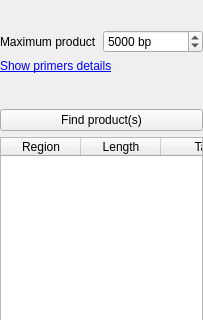
Qt form src/plugins/pcr/src/ui/InSilicoPcrOptionPanelWidget.ui (violethaze74/ugene) before a commit; both pictures show x 0 to 203 and y 0 to 320 of the 203 by 656 pixel window.
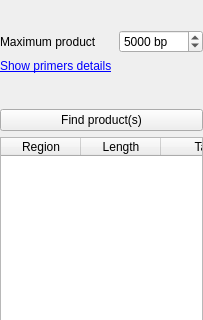
The same form after that commit. Custom widgets are drawn as their Qt base class.

Commit message: PCR tab width fixed

```diff
--- a/src/plugins/pcr/src/ui/InSilicoPcrOptionPanelWidget.ui
+++ b/src/plugins/pcr/src/ui/InSilicoPcrOptionPanelWidget.ui
@@ -55,7 +55,7 @@
            <item>
             <widget class="QLabel" name="label_10">
              <property name="sizePolicy">
-              <sizepolicy hsizetype="Maximum" vsizetype="Preferred">
+              <sizepolicy hsizetype="Preferred" vsizetype="Preferred">
                <horstretch>0</horstretch>
                <verstretch>0</verstretch>
               </sizepolicy>
@@ -67,6 +67,12 @@
            </item>
            <item>
             <widget class="QSpinBox" name="productSizeSpinBox">
+             <property name="sizePolicy">
+              <sizepolicy hsizetype="Maximum" vsizetype="Fixed">
+               <horstretch>0</horstretch>
+               <verstretch>0</verstretch>
+              </sizepolicy>
+             </property>
              <property name="suffix">
               <string> bp</string>
              </property>
```
